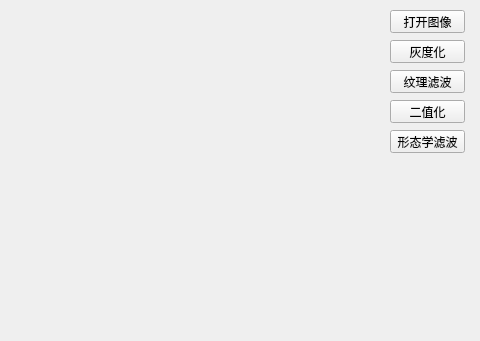
Before: the Qt Designer form BHM_UI.ui in Mr-Zhao-lin/BHMeasure, drawn with Qt 5; both pictures show x 320 to 800 and y 0 to 341 of the 800 by 600 pixel window.
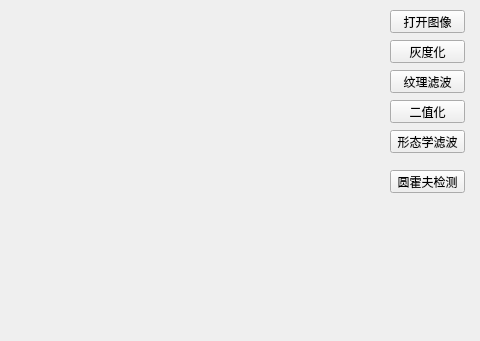
After: the same form once the commit is applied.

The edit to the form file:
```diff
--- a/BHM_UI.ui
+++ b/BHM_UI.ui
@@ -92,6 +92,19 @@
      <string>形态学滤波</string>
     </property>
    </widget>
+   <widget class="QPushButton" name="houghDection">
+    <property name="geometry">
+     <rect>
+      <x>710</x>
+      <y>170</y>
+      <width>75</width>
+      <height>23</height>
+     </rect>
+    </property>
+    <property name="text">
+     <string>圆霍夫检测</string>
+    </property>
+   </widget>
   </widget>
   <widget class="QStatusBar" name="statusbar"/>
  </widget>
```
Left out of the diff: 17 changed lines with no effect on the pictures.
